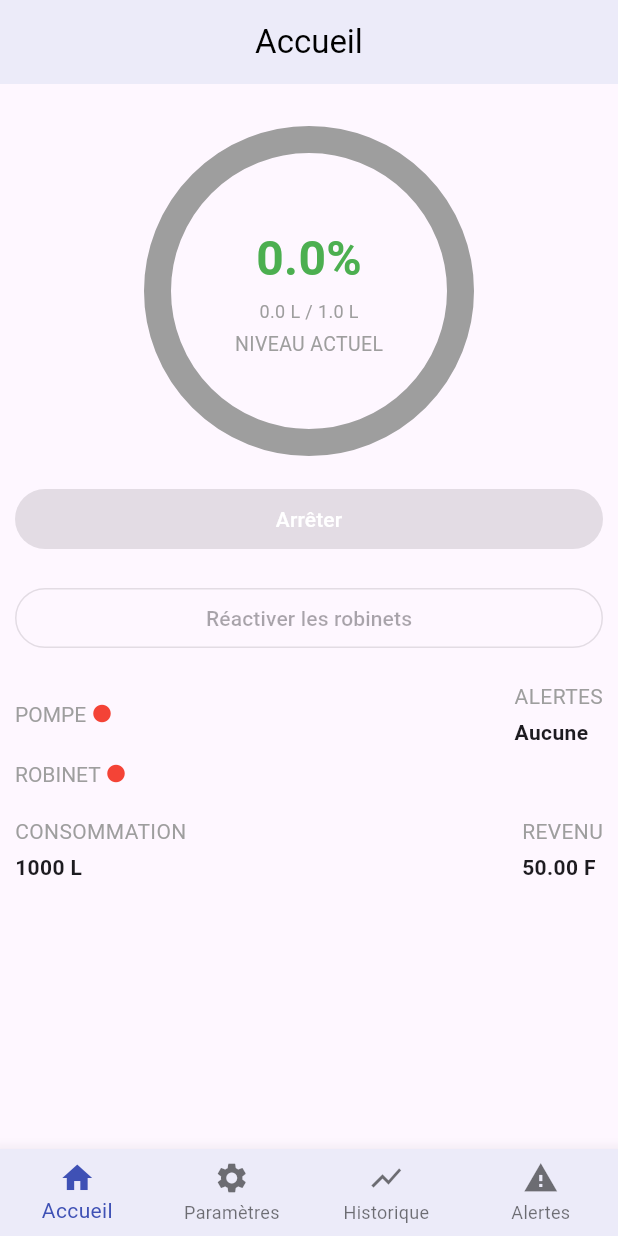
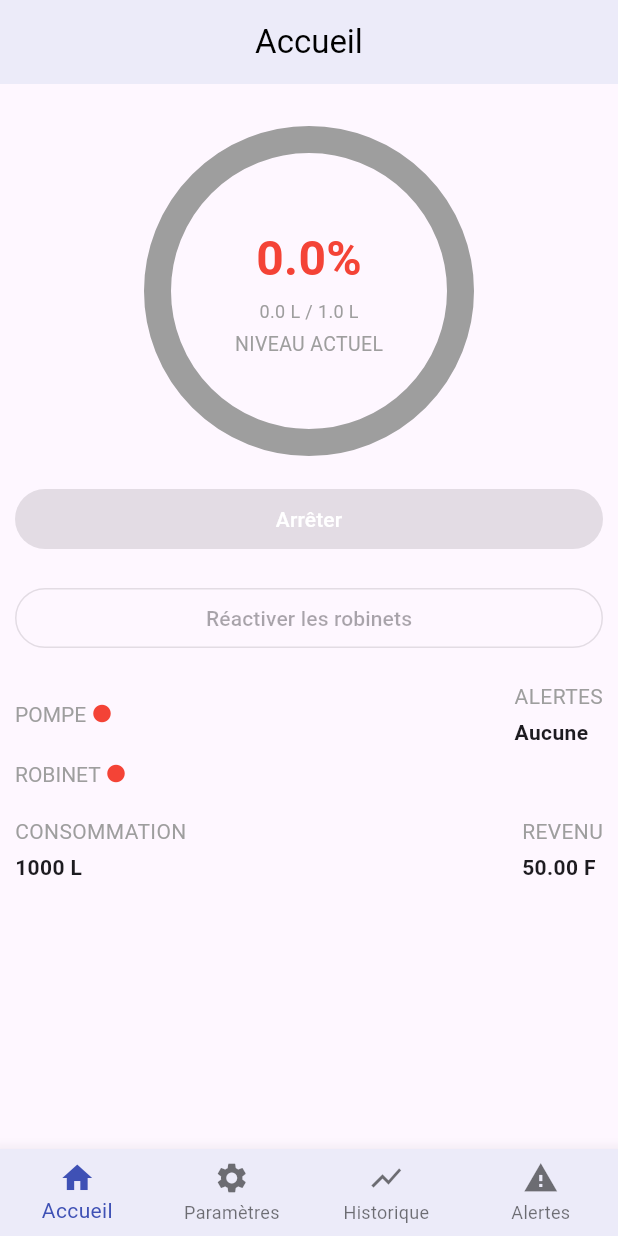
Before and after one commit to 22mk294/GestioCiterneMobile, a Flutter app: the screen it shows after launch, on a phone screen of 412 x 824 dp. Run offline on Flutter 3.47's test engine with Material 3 defaults, Android fonts, the phone set to English and light mode, and no system bars; our stand-ins replace connectivity_plus; network calls fail.

Commit message:
amelioration et adaptation des couleur et une separation de de la logique de l'affichage dans l'interface accueil

```diff
--- /dev/null
+++ b/lib/utils/utils_affichage.dart
@@ -0,0 +1,7 @@
+import 'package:flutter/material.dart';
+
+Color getCouleurPourcentage(double p) {
+  if (p < 0.2) return Colors.red;
+  if (p < 0.5) return Colors.orangeAccent;
+  return Colors.green;
+}
--- a/lib/vues/ecrans/ecran_accueil.dart
+++ b/lib/vues/ecrans/ecran_accueil.dart
@@ -4,6 +4,9 @@ import '../composants/barre_navigation_inferieure.dart';
 import '../../controleurs/controleur_accueil.dart';
 import '../../services/service_connectivite.dart';
 import '../../gestion_routes.dart';
+import '../composants/cercle_eau.dart';
+import '../../utils/utils_affichage.dart'; // pour la couleur dynamique
+
 import 'dart:math';
 
 class EcranAccueil extends StatefulWidget {
@@ -75,10 +78,10 @@ class _EcranAccueilState extends State<EcranAccueil> {
                             children: [
                               Text(
                                 '${((donnees?.pourcentageEau ?? 0.0) * 100).toStringAsFixed(1)}%',
-                                style: const TextStyle(
+                                style: TextStyle(
                                   fontSize: 32,
                                   fontWeight: FontWeight.bold,
-                                  color: Colors.green,
+                                  color: getCouleurPourcentage(donnees?.pourcentageEau ?? 0.0),
                                 ),
                               ),
                               const SizedBox(height: 4),
@@ -105,11 +108,15 @@ class _EcranAccueilState extends State<EcranAccueil> {
                         onPressed: donnees == null ? null : () => controleur.arreterPompe(),
                         style: ElevatedButton.styleFrom(
                           padding: const EdgeInsets.symmetric(vertical: 10),
-                          backgroundColor: Colors.indigo,
+                          backgroundColor: getCouleurPourcentage(donnees?.pourcentageEau ?? 0.0),
                         ),
-                        child: const Text("Arrêter", style: TextStyle(color: Colors.white)),
+                        child: const Text(
+                          "Arrêter",
+                          style: TextStyle(color: Colors.white),
+                        ),
                       ),
                     ),
+
                     const SizedBox(height: 18),
 
                     /// Bouton "Réactiver les robinets"
@@ -215,48 +222,3 @@ class _EcranAccueilState extends State<EcranAccueil> {
     );
   }
 }
-
-/// Painter du cercle avec couleur dynamique
-class CercleEauPainter extends CustomPainter {
-  final double pourcentage;
-
-  CercleEauPainter({required this.pourcentage});
-
-  @override
-  void paint(Canvas canvas, Size size) {
-    final strokeWidth = 18.0;
-    final center = size.center(Offset.zero);
-    final radius = (size.width - strokeWidth) / 2;
-
-    final backgroundPaint = Paint()
-      ..color = Colors.grey
-      ..style = PaintingStyle.stroke
-      ..strokeWidth = strokeWidth;
-
-    final foregroundPaint = Paint()
-      ..color = _getCouleurPourcentage(pourcentage)
-      ..style = PaintingStyle.stroke
-      ..strokeCap = StrokeCap.round
-      ..strokeWidth = strokeWidth;
-
-    canvas.drawCircle(center, radius, backgroundPaint);
-
-    final angle = 2 * pi * pourcentage;
-    canvas.drawArc(
-      Rect.fromCircle(center: center, radius: radius),
-      -pi / 2,
-      angle,
-      false,
-      foregroundPaint,
-    );
-  }
-
-  Color _getCouleurPourcentage(double p) {
-    if (p < 0.2) return Colors.red;
-    if (p < 0.5) return Colors.orangeAccent;
-    return Colors.green;
-  }
-
-  @override
-  bool shouldRepaint(CustomPainter oldDelegate) => true;
-}
```
Also changed, not shown: lib/vues/composants/cercle_eau.dart (added, +42 -0 lines), lib/vues/ecrans/ecran_erreur_connexion.dart (+10 -2 lines).
